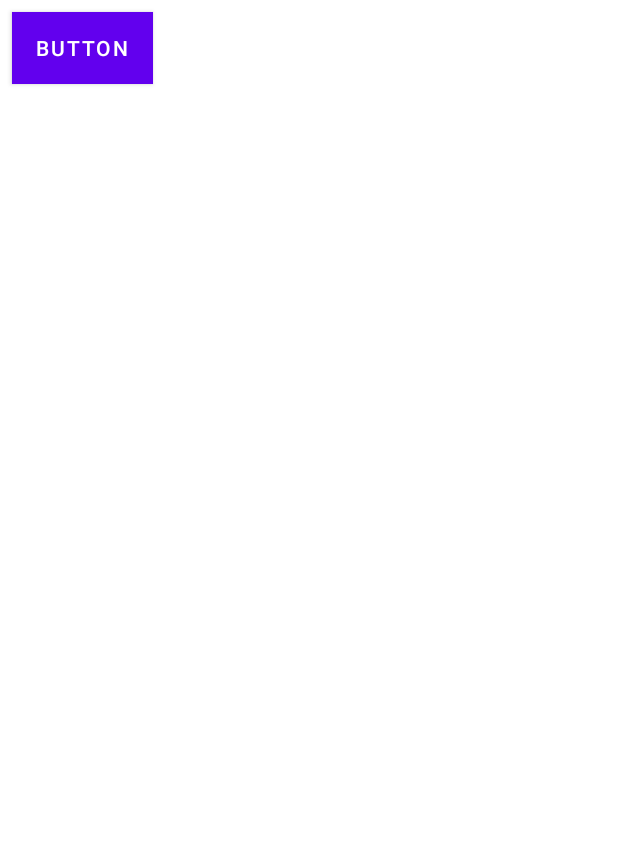
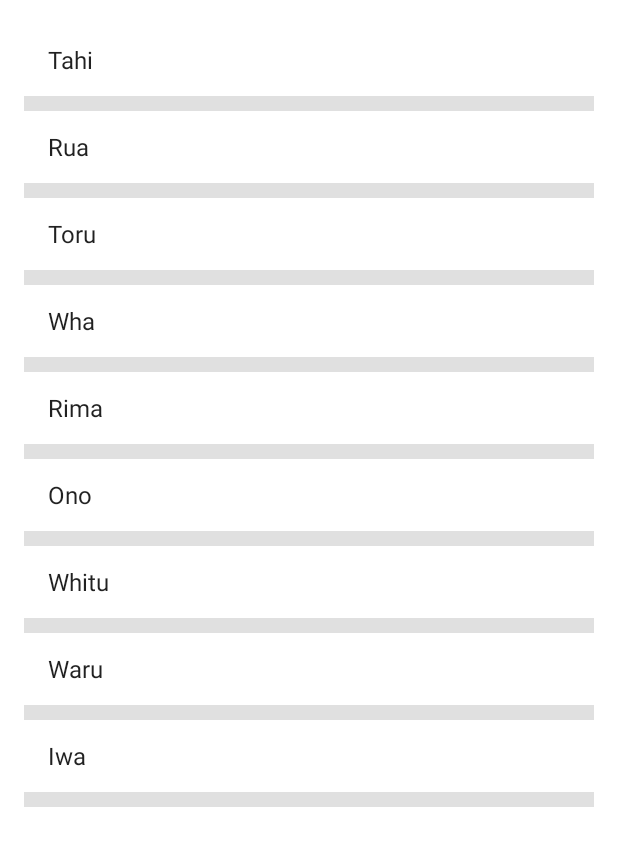
Before and after one commit to dshah1901/Project-49-NotOptimusPrime, an Android app: the screen it shows after launch (MainActivity), on a phone screen of 412 x 824 dp. Shown: the top 846 px of the screen. Run offline under Robolectric (Android 15) with nearby library versions, the light colour scheme and no system bars.

Commit message:
List implemented

```diff
--- a/NotOptimusPrime/app/src/main/java/com/example/notoptimusprime/MainActivity.java
+++ b/NotOptimusPrime/app/src/main/java/com/example/notoptimusprime/MainActivity.java
@@ -2,21 +2,18 @@ package com.example.notoptimusprime;
 
 import androidx.appcompat.app.AppCompatActivity;
 
-import android.app.ActionBar;
-import android.os.Build;
 import android.os.Bundle;
-import android.view.View;
 import android.view.Window;
 import android.view.WindowManager;
+import android.widget.ArrayAdapter;
 import android.widget.Button;
-import android.widget.Toast;
+import android.widget.ListView;
 
-import com.android.volley.Request;
-import com.android.volley.RequestQueue;
-import com.android.volley.Response;
-import com.android.volley.VolleyError;
-import com.android.volley.toolbox.StringRequest;
-import com.android.volley.toolbox.Volley;
+import com.example.notoptimusprime.model.DataProvider;
+
+import java.util.ArrayList;
+import java.util.List;
+import java.util.Map;
 
 public class MainActivity extends AppCompatActivity {
     Button btn;
@@ -28,32 +25,42 @@ public class MainActivity extends AppCompatActivity {
         getSupportActionBar().hide();
         setContentView(R.layout.activity_main);
 
+        //Testing the dictionary
+        Map<Integer, String> wordsDict = DataProvider.generateMaoriDigits();
+        List<String> words = new ArrayList<String>(wordsDict.values());
+        ArrayAdapter<String> itemsAdapter = new ArrayAdapter<String>(this, android.R.layout.simple_list_item_1, words);
+        ListView listView = (ListView) findViewById(R.id.list_view);
+        listView.setAdapter(itemsAdapter);
+
+
+
         //assign values to each control on the layout
-        btn = findViewById(R.id.button);
+//        btn = findViewById(R.id.button);
 
         //Click listeners for button
-        btn.setOnClickListener(new View.OnClickListener() {
-            @Override
-            public void onClick(View view) {
-                RequestQueue queue = Volley.newRequestQueue(MainActivity.this);
-                String url = "https://67ae-121-74-181-94.au.ngrok.io/normal_speech/F05_B1_C10_M2.wav";
-                StringRequest stringRequest = new StringRequest(Request.Method.GET, url,
-                        new Response.Listener<String>() {
-                            @Override
-                            public void onResponse(String response) {
-                                Toast.makeText(MainActivity.this, response, Toast.LENGTH_SHORT).show();
-                            }
-                        }, new Response.ErrorListener() {
-                    @Override
-                    public void onErrorResponse(VolleyError error) {
-                        System.out.println(error);
-                        Toast.makeText(MainActivity.this, error.toString(), Toast.LENGTH_SHORT).show();
-                    }
-                });
-
-                queue.add(stringRequest);
-
-            }
-        });
-    }
+//        btn.setOnClickListener(new View.OnClickListener() {
+//            @Override
+//            public void onClick(View view) {
+//                RequestQueue queue = Volley.newRequestQueue(MainActivity.this);
+//                String url = "https://67ae-121-74-181-94.au.ngrok.io/normal_speech/F05_B1_C10_M2.wav";
+//                StringRequest stringRequest = new StringRequest(Request.Method.GET, url,
+//                        new Response.Listener<String>() {
+//                            @Override
+//                            public void onResponse(String response) {
+//                                Toast.makeText(MainActivity.this, response, Toast.LENGTH_SHORT).show();
+//                            }
+//                        }, new Response.ErrorListener() {
+//                    @Override
+//                    public void onErrorResponse(VolleyError error) {
+//                        System.out.println(error);
+//                        Toast.makeText(MainActivity.this, error.toString(), Toast.LENGTH_SHORT).show();
+//                    }
+//                });
+//
+//                queue.add(stringRequest);
+//
+//            }
+//        }
+//        );
+ }
 }
--- /dev/null
+++ b/NotOptimusPrime/app/src/main/java/com/example/notoptimusprime/model/DataProvider.java
@@ -0,0 +1,20 @@
+package com.example.notoptimusprime.model;
+
+import java.util.LinkedHashMap;
+import java.util.Map;
+
+public class DataProvider {
+    public static Map<Integer, String> generateMaoriDigits(){
+        Map<Integer, String> words = new LinkedHashMap<Integer, String>();
+        words.put(1, "Tahi");
+        words.put(2, "Rua");
+        words.put(3, "Toru");
+        words.put(4, "Wha");
+        words.put(5, "Rima");
+        words.put(6, "Ono");
+        words.put(7, "Whitu");
+        words.put(8, "Waru");
+        words.put(9, "Iwa");
+        return words;
+    }
+}
--- a/NotOptimusPrime/app/src/main/res/layout/activity_main.xml
+++ b/NotOptimusPrime/app/src/main/res/layout/activity_main.xml
@@ -1,46 +1,34 @@
 <?xml version="1.0" encoding="utf-8"?>
-<androidx.constraintlayout.widget.ConstraintLayout xmlns:android="http://schemas.android.com/apk/res/android"
+<ListView xmlns:android="http://schemas.android.com/apk/res/android"
     xmlns:app="http://schemas.android.com/apk/res-auto"
     xmlns:tools="http://schemas.android.com/tools"
     android:layout_width="match_parent"
     android:layout_height="match_parent"
+    android:padding="16dp"
+    android:dividerHeight="10sp"
+    android:id = "@+id/list_view"
     tools:context=".MainActivity">
 
-    <ScrollView
-        android:layout_width="409dp"
-        android:layout_height="0dp"
-        android:layout_marginStart="1dp"
-        android:layout_marginTop="1dp"
-        android:layout_marginEnd="1dp"
-        android:layout_marginBottom="730dp"
-        app:layout_constraintBottom_toBottomOf="parent"
-        app:layout_constraintEnd_toEndOf="parent"
-        app:layout_constraintStart_toStartOf="parent"
-        app:layout_constraintTop_toTopOf="parent">
 
-        <LinearLayout
-            android:layout_width="match_parent"
-            android:layout_height="wrap_content"
-            android:orientation="vertical" />
-    </ScrollView>
 
-    <Button
-        android:id="@+id/button"
-        android:layout_width="wrap_content"
-        android:layout_height="wrap_content"
-        android:layout_marginStart="8dp"
-        android:layout_marginTop="8dp"
-        android:layout_marginEnd="149dp"
-        android:layout_marginBottom="355dp"
-        android:background="#5A2626"
-        android:backgroundTint="#A85E5E"
-        android:text="Button"
-        app:layout_constraintBottom_toBottomOf="parent"
-        app:layout_constraintEnd_toEndOf="parent"
-        app:layout_constraintHorizontal_bias="0.0"
-        app:layout_constraintStart_toStartOf="parent"
-        app:layout_constraintTop_toTopOf="parent"
-        app:layout_constraintVertical_bias="0.0"
-        app:strokeColor="#874444" />
 
-</androidx.constraintlayout.widget.ConstraintLayout>
+<!--    <Button-->
+<!--        android:id="@+id/button"-->
+<!--        android:layout_width="wrap_content"-->
+<!--        android:layout_height="wrap_content"-->
+<!--        android:layout_marginStart="8dp"-->
+<!--        android:layout_marginTop="8dp"-->
+<!--        android:layout_marginEnd="149dp"-->
+<!--        android:layout_marginBottom="355dp"-->
+<!--        android:background="#5A2626"-->
+<!--        android:backgroundTint="#A85E5E"-->
+<!--        android:text="Button"-->
+<!--        app:layout_constraintBottom_toBottomOf="parent"-->
+<!--        app:layout_constraintEnd_toEndOf="parent"-->
+<!--        app:layout_constraintHorizontal_bias="0.0"-->
+<!--        app:layout_constraintStart_toStartOf="parent"-->
+<!--        app:layout_constraintTop_toTopOf="parent"-->
+<!--        app:layout_constraintVertical_bias="0.0"-->
+<!--        app:strokeColor="#874444" />-->
+
+</ListView>
```
